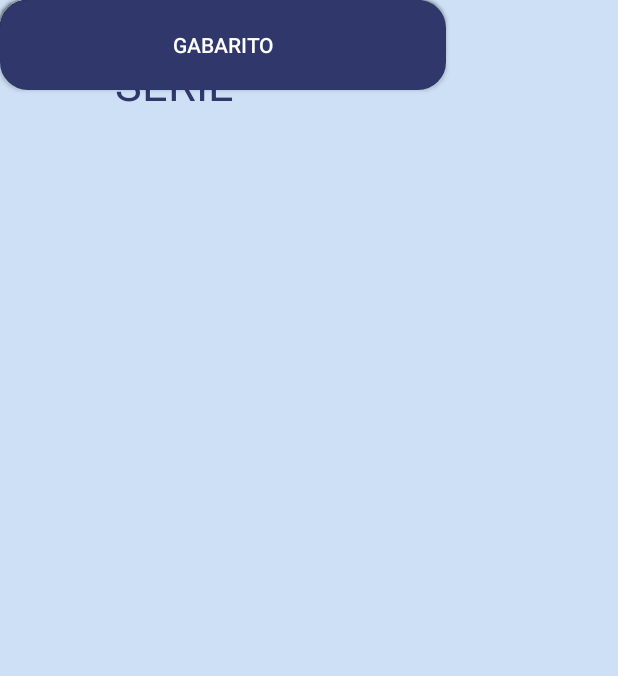
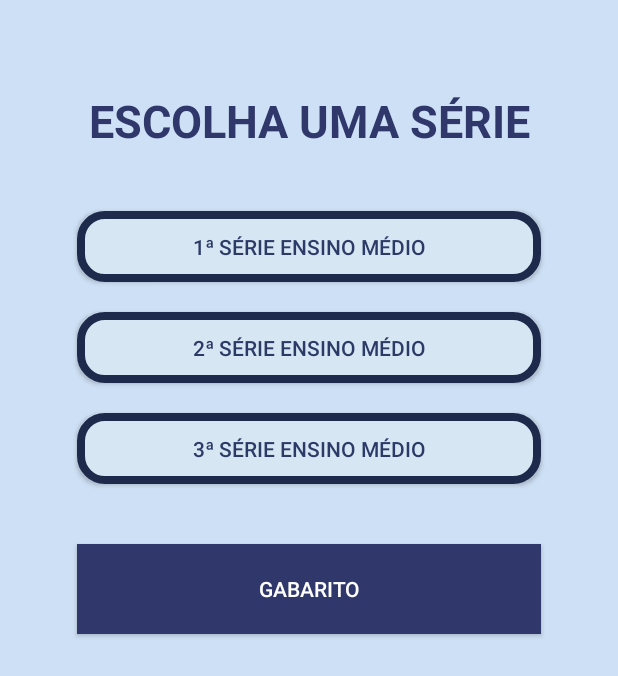
Before and after one commit to LarissaPiresDev/ThinkUp-, an Android app: the layout escolher_serie.xml on its own in the app's theme, with its tools: preview values and no code run, on a phone screen of 412 x 824 dp. Shown: the top 676 px of the screen. Run offline under Robolectric (Android 15) with nearby library versions, the phone set to English and light mode, and no system bars.

```diff
--- a/app/src/main/res/layout/escolher_serie.xml
+++ b/app/src/main/res/layout/escolher_serie.xml
@@ -1,92 +1,82 @@
 <?xml version="1.0" encoding="utf-8"?>
-<androidx.constraintlayout.widget.ConstraintLayout xmlns:android="http://schemas.android.com/apk/res/android"
+<androidx.constraintlayout.widget.ConstraintLayout
+    xmlns:android="http://schemas.android.com/apk/res/android"
+    xmlns:app="http://schemas.android.com/apk/res-auto"
     xmlns:tools="http://schemas.android.com/tools"
     android:layout_width="match_parent"
     android:layout_height="match_parent"
-    android:background="#CEE0F5" >
+    android:background="#CEE0F5"
+    tools:context=".EscolherSerieActivity">
 
-
+    <!-- Texto título -->
     <TextView
         android:id="@+id/texto_serie"
-        android:layout_width="232dp"
-        android:layout_height="87dp"
+        android:layout_width="wrap_content"
+        android:layout_height="wrap_content"
         android:text="ESCOLHA UMA SÉRIE"
         android:textAlignment="center"
         android:textColor="#2F376B"
-        android:textSize="30dp"
-        tools:layout_editor_absoluteX="89dp"
-        tools:layout_editor_absoluteY="104dp" />
+        android:textSize="30sp"
+        android:textStyle="bold"
+        app:layout_constraintTop_toTopOf="parent"
+        app:layout_constraintStart_toStartOf="parent"
+        app:layout_constraintEnd_toEndOf="parent"
+        android:layout_marginTop="60dp"/>
 
-
-
-
-
-
-
-
-
+    <!-- Botão 1ª série -->
     <androidx.appcompat.widget.AppCompatButton
         android:id="@+id/primeira_serie"
-        android:layout_width="295dp"
+        android:layout_width="0dp"
         android:layout_height="47dp"
         android:background="@drawable/botao_borda_azul"
         android:text="1ª SÉRIE ENSINO MÉDIO"
         android:textColor="#2B3A67"
-        tools:layout_editor_absoluteX="68dp"
-        tools:layout_editor_absoluteY="272dp" />
+        app:layout_constraintTop_toBottomOf="@id/texto_serie"
+        android:layout_marginTop="40dp"
+        app:layout_constraintStart_toStartOf="parent"
+        app:layout_constraintEnd_toEndOf="parent"
+        app:layout_constraintWidth_percent="0.75"/>
 
-
-
-
-
-
-
-
-
-
+    <!-- Botão 2ª série -->
     <androidx.appcompat.widget.AppCompatButton
         android:id="@+id/segunda_serie"
-        android:layout_width="295dp"
+        android:layout_width="0dp"
         android:layout_height="47dp"
         android:background="@drawable/botao_borda_azul"
-        android:text="2 SÉRIE ENSINO MÉDIO"
+        android:text="2ª SÉRIE ENSINO MÉDIO"
+        android:textColor="#2B3A67"
+        app:layout_constraintTop_toBottomOf="@id/primeira_serie"
+        android:layout_marginTop="20dp"
+        app:layout_constraintStart_toStartOf="parent"
+        app:layout_constraintEnd_toEndOf="parent"
+        app:layout_constraintWidth_percent="0.75"/>
 
-        tools:layout_editor_absoluteX="68dp"
-        tools:layout_editor_absoluteY="342dp" />
-
-
-
-
-
-
-
-
-
-
-
+    <!-- Botão 3ª série -->
     <androidx.appcompat.widget.AppCompatButton
         android:id="@+id/terceira_serie"
-        android:layout_width="295dp"
+        android:layout_width="0dp"
         android:layout_height="47dp"
         android:background="@drawable/botao_borda_azul"
-        android:text="3 SÉRIE ENSINO MÉDIO"
+        android:text="3ª SÉRIE ENSINO MÉDIO"
+        android:textColor="#2B3A67"
+        app:layout_constraintTop_toBottomOf="@id/segunda_serie"
+        android:layout_marginTop="20dp"
+        app:layout_constraintStart_toStartOf="parent"
+        app:layout_constraintEnd_toEndOf="parent"
+        app:layout_constraintWidth_percent="0.75"/>
 
-        tools:layout_editor_absoluteX="68dp"
-        tools:layout_editor_absoluteY="413dp" />
-
-
-
-
+    <!-- Botão Gabarito -->
     <androidx.appcompat.widget.AppCompatButton
         android:id="@+id/botao_gabarito"
-        android:layout_width="297dp"
+        android:layout_width="0dp"
         android:layout_height="60dp"
         android:text="GABARITO"
-        android:textColor="@color/white"
-        android:backgroundTint="#2F376B"
-        tools:layout_editor_absoluteX="58dp"
-        tools:layout_editor_absoluteY="532dp"
-        android:background="@drawable/botao_borda_azul"/>
-
+        android:textColor="@android:color/white"
+        android:background="#2F376B"
+        app:layout_constraintTop_toBottomOf="@id/terceira_serie"
+        android:layout_marginTop="40dp"
+        app:layout_constraintStart_toStartOf="parent"
+        app:layout_constraintEnd_toEndOf="parent"
+        app:layout_constraintWidth_percent="0.75"/>
 
 </androidx.constraintlayout.widget.ConstraintLayout>
```
Also changed, not shown: app/src/main/AndroidManifest.xml (+8 -1 lines), app/src/main/java/com/example/myapplication/EscolherSerieActivity.kt (added, +11 -0 lines), app/src/main/java/com/example/myapplication/MainActivity.kt (+12 -8 lines), app/src/main/res/layout/tela_inicial.xml (+25 -33 lines).
